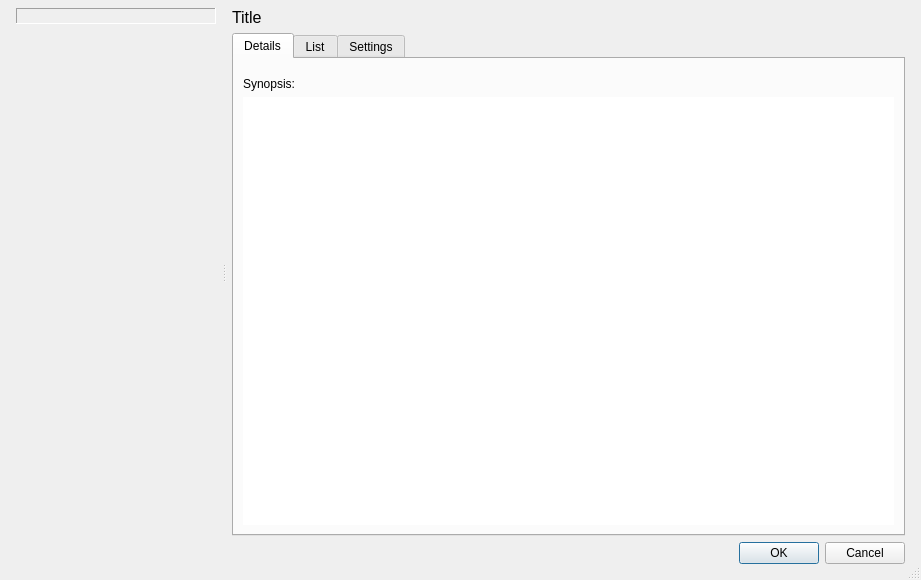
Above: src/gui/media/media_dialog.ui from erengy/taiga before the change. Below: the same form after it.
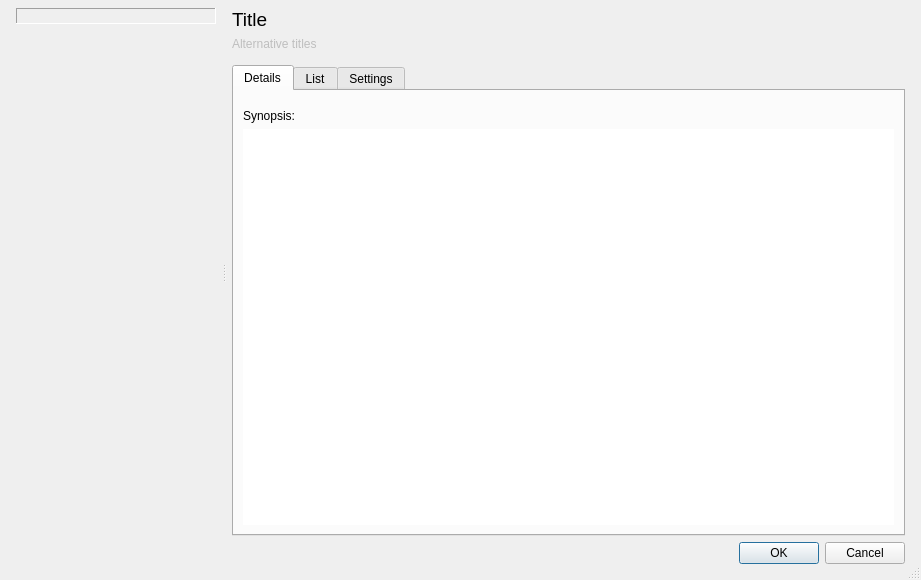
That is the form after the change.

Commit message: Display alternative titles below main title

Diff of the .ui file:
```diff
--- a/src/gui/media/media_dialog.ui
+++ b/src/gui/media/media_dialog.ui
@@ -100,17 +100,47 @@
         <widget class="QLabel" name="titleLabel">
          <property name="font">
           <font>
-           <pointsize>12</pointsize>
+           <pointsize>14</pointsize>
+           <fontweight>DemiBold</fontweight>
           </font>
          </property>
          <property name="text">
           <string>Title</string>
          </property>
-         <property name="margin">
-          <number>4</number>
+         <property name="wordWrap">
+          <bool>true</bool>
          </property>
         </widget>
        </item>
+       <item>
+        <widget class="QLabel" name="altTitlesLabel">
+         <property name="enabled">
+          <bool>false</bool>
+         </property>
+         <property name="text">
+          <string>Alternative titles</string>
+         </property>
+         <property name="wordWrap">
+          <bool>true</bool>
+         </property>
+        </widget>
+       </item>
+       <item>
+        <spacer name="titlesSpacer">
+         <property name="orientation">
+          <enum>Qt::Orientation::Vertical</enum>
+         </property>
+         <property name="sizeType">
+          <enum>QSizePolicy::Policy::Fixed</enum>
+         </property>
+         <property name="sizeHint" stdset="0">
+          <size>
+           <width>0</width>
+           <height>8</height>
+          </size>
+         </property>
+        </spacer>
+       </item>
        <item>
         <widget class="QTabWidget" name="tabWidget">
          <property name="currentIndex">
```
The commit also changes 1 other file.
